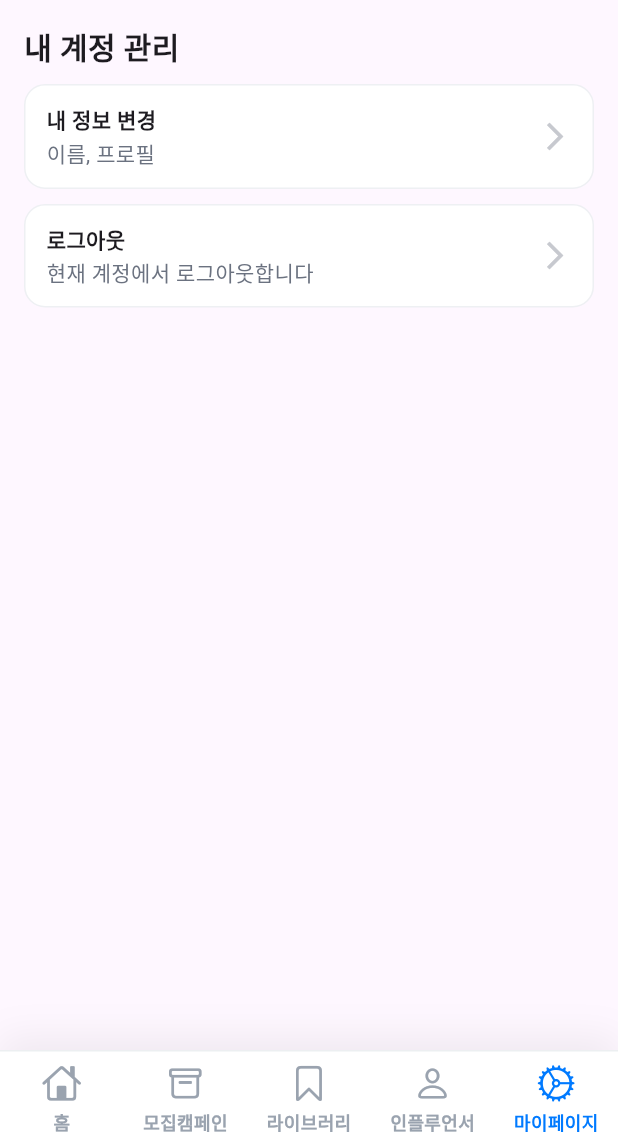
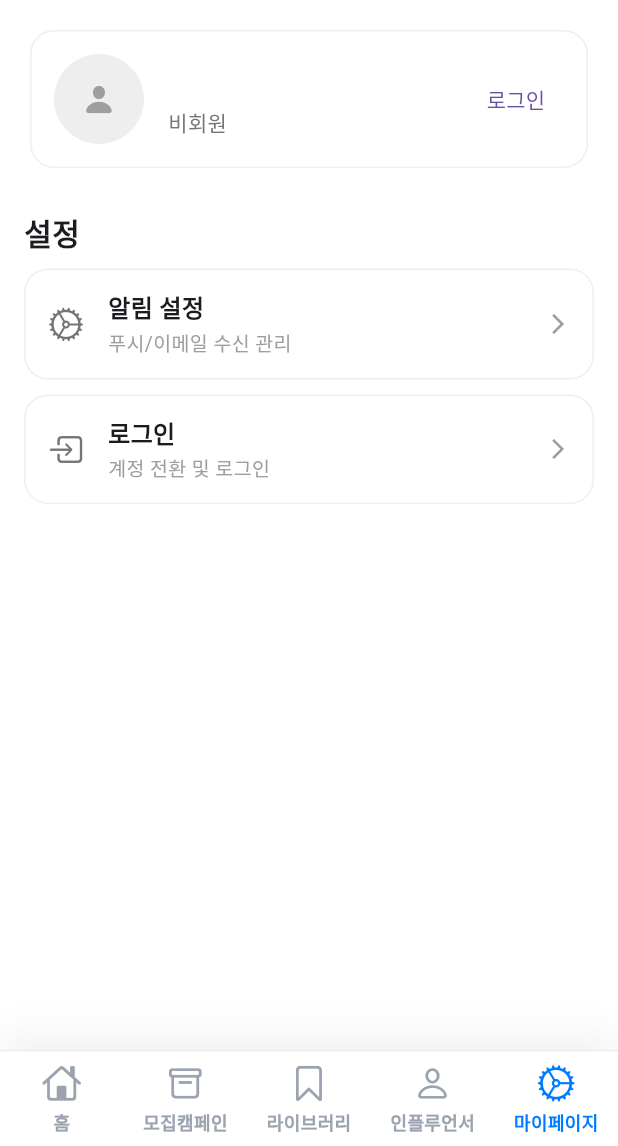
Before and after one commit to livee0322/alpa, a Flutter app: the MypageScreen screen opened by its route, on a phone screen of 412 x 824 dp, the part 90-1236 px from its top. Run offline on Flutter 3.47's test engine with Material 3 defaults, Android fonts, the phone set to English and light mode, and no system bars; our stand-ins replace file_picker, get_it, go_router, image_picker, shared_preferences; accounts and stored records are empty; network calls fail.

Commit message:
250902 > front-end > flutter > 새로운 디자인 가이드에 맞춰 마이페이지 전체 개편

```diff
--- a/front-end/flutter/livee/lib/presentation/screens/account/mypage_screen.dart
+++ b/front-end/flutter/livee/lib/presentation/screens/account/mypage_screen.dart
@@ -1,8 +1,11 @@
+import 'package:flutter/cupertino.dart';
 import 'package:flutter/material.dart';
 import 'package:go_router/go_router.dart';
 import 'package:livee/presentation/providers/auth_provider.dart';
+import 'package:livee/presentation/widgets/buttons/primary_action_button.dart';
 import 'package:livee/presentation/widgets/common_bottom_nav_bar.dart';
 import 'package:livee/presentation/widgets/common_header.dart';
+import 'package:livee/presentation/widgets/custom_toast.dart';
 import 'package:provider/provider.dart';
 
 class MypageScreen extends StatelessWidget {
@@ -46,6 +49,7 @@ class MypageScreen extends StatelessWidget {
   Widget build(BuildContext context) {
     final authProvider = Provider.of<AuthProvider>(context);
     final role = authProvider.role;
+    final isLoggedIn = authProvider.isLoggedIn;
 
     // 쇼호스트 메뉴를 위한 공통 onTap
     void handleShowhostMenuTap(String path) {
@@ -57,6 +61,7 @@ class MypageScreen extends StatelessWidget {
     }
 
     return Scaffold(
+      backgroundColor: Colors.white,
       body: SingleChildScrollView(
         child: Column(
           children: [
@@ -66,79 +71,93 @@ class MypageScreen extends StatelessWidget {
               child: Column(
                 crossAxisAlignment: CrossAxisAlignment.start,
                 children: [
-                  const Text(
-                    '내 계정 관리',
-                    style: TextStyle(
-                      fontSize: 20,
-                      fontWeight: FontWeight.w700,
-                    ),
-                  ),
-                  const SizedBox(height: 10),
-                  _buildMyPageItem(
-                    title: '내 정보 변경',
-                    subtitle: '이름, 프로필',
-                    onTap: () => GoRouter.of(context).go('/account-edit'),
-                  ),
-                  _buildMyPageItem(
-                    title: '로그아웃',
-                    subtitle: '현재 계정에서 로그아웃합니다',
-                    onTap: () async {
-                      await authProvider.logout();
-                      GoRouter.of(context).go('/login');
-                    },
-                  ),
-                  const SizedBox(height: 20),
+                  // 1. 프로필 카드 섹션
+                  _buildProfileCard(context, authProvider),
+                  const SizedBox(height: 24),
+
+                  // 2. 브랜드 전용 메뉴 (브랜드 역할일 때만 보임)
                   if (role == 'brand') ...[
-                    const Text(
-                      '브랜드',
-                      style: TextStyle(
-                        fontSize: 20,
-                        fontWeight: FontWeight.w700,
+                    _buildSectionHeader(
+                      title: '내가 등록한 공고',
+                      actionWidget: PrimaryActionButton(
+                        text: '공고 등록하기',
+                        onPressed: () => GoRouter.of(context).go('/campaign-form'),
+                        isFullWidth: false, // 전체 너비가 아닌 작은 버튼으로 설정
                       ),
                     ),
                     const SizedBox(height: 10),
                     _buildMyPageItem(
-                      title: '내가 등록한 캠페인',
-                      subtitle: '목록 확인 / 수정 / 삭제',
+                      icon: CupertinoIcons.list_bullet,
+                      title: '등록한 공고 목록',
+                      subtitle: '진행중/마감 구분',
                       onTap: () => GoRouter.of(context).go('/campaigns'),
                     ),
                     _buildMyPageItem(
-                      title: '새 캠페인 등록',
-                      subtitle: '상품 캠페인 / 쇼호스트 모집',
-                      onTap: () => GoRouter.of(context).go('/campaign-form'),
+                      icon: CupertinoIcons.person_2,
+                      title: '지원자 현황',
+                      subtitle: '캠페인별 지원자/상태',
+                      onTap: () => showCustomToast(context, '준비중인 기능입니다.', type: ToastType.info),
                     ),
-                    const SizedBox(height: 20),
+                    _buildMyPageItem(
+                      icon: CupertinoIcons.paperplane,
+                      title: '제안하기',
+                      subtitle: '쇼호스트에게 직접 제안',
+                      onTap: () => showCustomToast(context, '준비중인 기능입니다.', type: ToastType.info),
+                    ),
+                    const SizedBox(height: 24),
                   ],
+
+                  // 3. 쇼호스트 전용 메뉴 (쇼호스트 역할일 때만 보임)
                   if (role == 'showhost') ...[
-                    const Text(
-                      '쇼호스트',
-                      style: TextStyle(
-                        fontSize: 20,
-                        fontWeight: FontWeight.w700,
-                      ),
-                    ),
+                    _buildSectionHeader(title: '쇼호스트 메뉴'),
                     const SizedBox(height: 10),
                     _buildMyPageItem(
+                      icon: CupertinoIcons.person_badge_plus,
                       title: '내 포트폴리오',
-                      subtitle: '작성/수정',
-                      onTap: () => handleShowhostMenuTap('/portfolio-edit'),
+                      subtitle: '프로필/경력/미디어 관리',
+                      onTap: () => GoRouter.of(context).go('/portfolio-edit'),
                     ),
                     _buildMyPageItem(
-                      title: '내가 지원한 공고',
-                      subtitle: '지원 현황 보기',
-                      onTap: () => handleShowhostMenuTap('/my-applications'),
+                      icon: CupertinoIcons.doc_text,
+                      title: '내 지원 내역',
+                      subtitle: '대기/합격/거절/정산',
+                      onTap: () => GoRouter.of(context).go('/my-applications'),
                     ),
                     _buildMyPageItem(
-                      title: '내가 찜한 공고',
-                      subtitle: '저장한 공고 보기',
-                      onTap: () => handleShowhostMenuTap('/bookmarked-recruits'),
+                      icon: CupertinoIcons.envelope_open,
+                      title: '받은 제안',
+                      subtitle: '브랜드가 보낸 제안',
+                      onTap: () => GoRouter.of(context).go('/received-offers'),
                     ),
                     _buildMyPageItem(
-                      title: '받은 제안',
-                      subtitle: '브랜드로부터 온 컨택',
-                      onTap: () => handleShowhostMenuTap('/received-offers'),
+                      icon: CupertinoIcons.heart,
+                      title: '찜한 공고',
+                      subtitle: '북마크한 공고 모아보기',
+                      onTap: () => GoRouter.of(context).go('/bookmarked-recruits'),
                     ),
+                    const SizedBox(height: 24),
                   ],
+
+                  // 4. 설정 메뉴 (모두에게 보임)
+                  _buildSectionHeader(title: '설정'),
+                  const SizedBox(height: 10),
+                  _buildMyPageItem(
+                    icon: CupertinoIcons.settings,
+                    title: '알림 설정',
+                    subtitle: '푸시/이메일 수신 관리',
+                    onTap: () => showCustomToast(context, '준비중인 기능입니다.', type: ToastType.info),
+                  ),
+                  _buildMyPageItem(
+                    icon: isLoggedIn ? CupertinoIcons.square_arrow_left : CupertinoIcons.square_arrow_right,
+                    title: isLoggedIn ? '로그아웃' : '로그인',
+                    subtitle: '계정 전환 및 로그인',
+                    onTap: () {
+                      if (isLoggedIn) {
+                        authProvider.logout();
+                      }
+                      GoRouter.of(context).go('/login');
+                    },
+                  ),
                 ],
               ),
             ),
@@ -149,52 +168,131 @@ class MypageScreen extends StatelessWidget {
     );
   }
 
-  Widget _buildMyPageItem({
-    required String title,
-    required String subtitle,
-    required VoidCallback onTap,
-  }) {
-    return InkWell(
-      onTap: onTap,
-      child: Container(
-        margin: const EdgeInsets.only(bottom: 10),
-        padding: const EdgeInsets.symmetric(horizontal: 14, vertical: 12),
-        decoration: BoxDecoration(
-          color: Colors.white,
-          border: Border.all(color: const Color(0xFFEEF0F3)),
-          borderRadius: BorderRadius.circular(14),
-        ),
+  // 상단 프로필 카드 위젯
+  Widget _buildProfileCard(BuildContext context, AuthProvider authProvider) {
+    return Card(
+      color: Colors.white,
+      elevation: 0,
+      shape: RoundedRectangleBorder(
+        borderRadius: BorderRadius.circular(16),
+        side: BorderSide(color: Colors.grey[200]!),
+      ),
+      child: Padding(
+        padding: const EdgeInsets.all(16.0),
         child: Row(
           children: [
+            CircleAvatar(
+              radius: 30,
+              backgroundColor: Colors.grey[200],
+              // TODO: 사용자 프로필 이미지 연동
+              child: const Icon(CupertinoIcons.person_fill, color: Colors.grey),
+            ),
+            const SizedBox(width: 16),
             Expanded(
               child: Column(
                 crossAxisAlignment: CrossAxisAlignment.start,
                 children: [
                   Text(
-                    title,
-                    style: const TextStyle(
-                      fontWeight: FontWeight.w700,
-                    ),
+                    authProvider.user?.name ?? '로그인 필요',
+                    style: const TextStyle(fontSize: 18, fontWeight: FontWeight.bold),
                   ),
-                  const SizedBox(height: 2),
+                  const SizedBox(height: 4),
                   Text(
-                    subtitle,
-                    style: const TextStyle(
-                      color: Color(0xFF6B7280),
-                      fontSize: 14,
-                    ),
+                    authProvider.role ?? '비회원',
+                    style: TextStyle(fontSize: 14, color: Colors.grey[600]),
                   ),
                 ],
               ),
             ),
-            const Icon(
-              Icons.arrow_forward_ios,
-              color: Color(0xFFC7C9CF),
-              size: 22,
-            ),
+            TextButton(
+              onPressed: () {
+                if (authProvider.isLoggedIn) {
+                  GoRouter.of(context).go('/account-edit');
+                } else {
+                  GoRouter.of(context).go('/login');
+                }
+              },
+              child: Text(authProvider.isLoggedIn ? '프로필 수정' : '로그인'),
+            )
           ],
         ),
       ),
     );
   }
+
+  // 섹션 헤더 위젯 (예: "내가 등록한 공고" + 버튼)
+  Widget _buildSectionHeader({required String title, Widget? actionWidget}) {
+    return Row(
+      mainAxisAlignment: MainAxisAlignment.spaceBetween,
+      crossAxisAlignment: CrossAxisAlignment.center,
+      children: [
+        Text(
+          title,
+          style: const TextStyle(
+            fontSize: 20,
+            fontWeight: FontWeight.w900,
+          ),
+        ),
+        if (actionWidget != null) actionWidget,
+      ],
+    );
+  }
+
+  // 아이콘과 새로운 스타일이 적용된 메뉴 아이템 위젯
+  Widget _buildMyPageItem({
+    required IconData icon,
+    required String title,
+    required String subtitle,
+    required VoidCallback onTap,
+  }) {
+    return Card(
+      color: Colors.white,
+      elevation: 0,
+      shape: RoundedRectangleBorder(
+        borderRadius: BorderRadius.circular(16),
+        side: BorderSide(color: Colors.grey[200]!),
+      ),
+      margin: const EdgeInsets.only(bottom: 10),
+      child: InkWell(
+        onTap: onTap,
+        borderRadius: BorderRadius.circular(16),
+        child: Padding(
+          padding: const EdgeInsets.symmetric(horizontal: 16, vertical: 14),
+          child: Row(
+            children: [
+              Icon(icon, color: Colors.grey[600]),
+              const SizedBox(width: 16),
+              Expanded(
+                child: Column(
+                  crossAxisAlignment: CrossAxisAlignment.start,
+                  children: [
+                    Text(
+                      title,
+                      style: const TextStyle(
+                        fontSize: 16,
+                        fontWeight: FontWeight.w700,
+                      ),
+                    ),
+                    const SizedBox(height: 2),
+                    Text(
+                      subtitle,
+                      style: const TextStyle(
+                        color: Colors.grey,
+                        fontSize: 13,
+                      ),
+                    ),
+                  ],
+                ),
+              ),
+              const Icon(
+                Icons.arrow_forward_ios,
+                color: Colors.grey,
+                size: 16,
+              ),
+            ],
+          ),
+        ),
+      ),
+    );
+  }
 }
--- a/front-end/flutter/livee/lib/presentation/screens/main/widgets/recruit_section.dart
+++ b/front-end/flutter/livee/lib/presentation/screens/main/widgets/recruit_section.dart
@@ -47,6 +47,7 @@ class RecruitSection extends StatelessWidget {
             return InkWell(
               onTap: () => GoRouter.of(context).push('/campaign/${campaign.id}'),
               child: Card(
+                color: Colors.white,
                 elevation: 2,
                 shape: RoundedRectangleBorder(borderRadius: BorderRadius.circular(16)),
                 child: Padding(
--- a/front-end/flutter/livee/lib/presentation/widgets/buttons/primary_action_button.dart
+++ b/front-end/flutter/livee/lib/presentation/widgets/buttons/primary_action_button.dart
@@ -5,27 +5,37 @@ class PrimaryActionButton extends StatelessWidget {
   final String text;
   final VoidCallback? onPressed;
   final bool isLoading;
+  final bool isFullWidth;
 
   const PrimaryActionButton({
     super.key,
     required this.text,
     this.onPressed,
     this.isLoading = false,
+    this.isFullWidth = true,
   });
 
   @override
   Widget build(BuildContext context) {
+    final buttonStyle = ElevatedButton.styleFrom(
+      minimumSize: isFullWidth ? const Size(double.infinity, 54) : null,
+      padding: isFullWidth ? null : const EdgeInsets.symmetric(horizontal: 16, vertical: 10),
+      backgroundColor: const Color(0xFF6C63FF),
+      foregroundColor: Colors.white,
+      shape: RoundedRectangleBorder(
+        borderRadius: BorderRadius.circular(isFullWidth ? 14 : 8), // 작은 버튼일 때 더 작은 radius
+      ),
+      disabledBackgroundColor: const Color(0xFFE5E7EB),
+    );
+
+    final textStyle = TextStyle(
+      fontSize: isFullWidth ? 18 : 14,
+      fontWeight: FontWeight.w800,
+    );
+
     return ElevatedButton(
       onPressed: isLoading ? null : onPressed,
-      style: ElevatedButton.styleFrom(
-        minimumSize: const Size(double.infinity, 54),
-        backgroundColor: const Color(0xFF6C63FF),
-        foregroundColor: Colors.white,
-        shape: RoundedRectangleBorder(
-          borderRadius: BorderRadius.circular(14),
-        ),
-        disabledBackgroundColor: const Color(0xFFE5E7EB),
-      ),
+      style: buttonStyle,
       child: isLoading
           ? const SizedBox(
               width: 24,
@@ -35,13 +45,7 @@ class PrimaryActionButton extends StatelessWidget {
                 color: Colors.white,
               ),
             )
-          : Text(
-              text,
-              style: const TextStyle(
-                fontSize: 18,
-                fontWeight: FontWeight.w900,
-              ),
-            ),
+          : Text(text, style: textStyle),
     );
   }
 }
--- a/front-end/flutter/livee/lib/presentation/widgets/recruit_list_card.dart
+++ b/front-end/flutter/livee/lib/presentation/widgets/recruit_list_card.dart
@@ -20,6 +20,7 @@ class RecruitListCard extends StatelessWidget {
     return InkWell(
       onTap: () => GoRouter.of(context).push('/campaign/${campaign.id}'),
       child: Card(
+        color: Colors.white,
         clipBehavior: Clip.antiAlias,
         shape: RoundedRectangleBorder(
           borderRadius: BorderRadius.circular(16),
```
